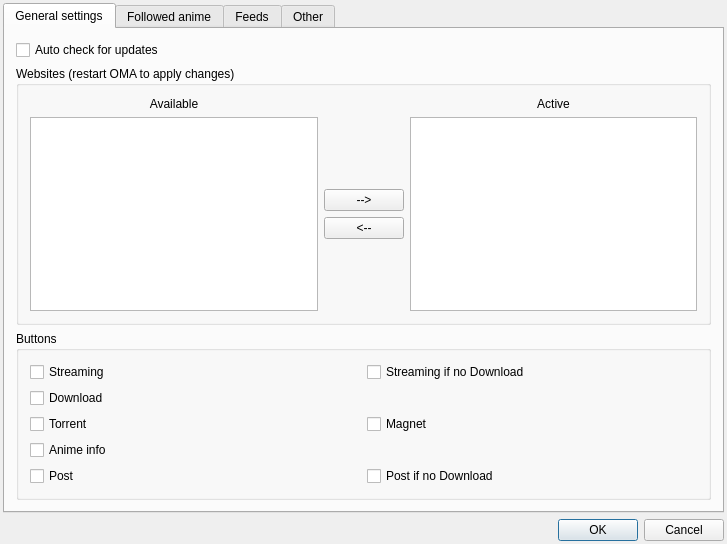
The window that OtakuManager/widgets/PrefWindow.ui (GhostWriterTNCS/OtakuManager) describes before a commit, drawn with Qt 5.
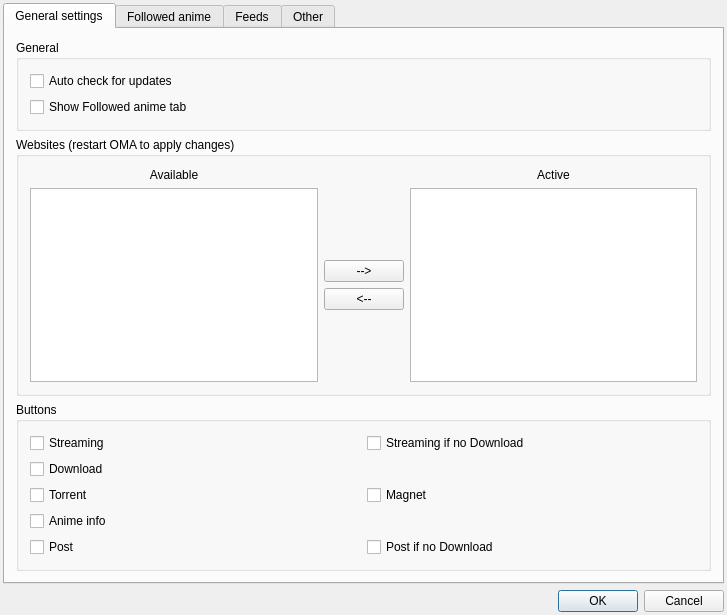
The same window after the commit. Icons and pictures are not drawn.

Commit message: Followed episodes bold. Added option to hide Followed anime tab.

Diff of the .ui file:
```diff
--- a/OtakuManager/widgets/PrefWindow.ui
+++ b/OtakuManager/widgets/PrefWindow.ui
@@ -44,10 +44,26 @@
       </attribute>
       <layout class="QVBoxLayout" name="verticalLayout_2">
        <item>
+        <widget class="QGroupBox" name="groupBox_5">
+         <property name="title">
+          <string>General</string>
+         </property>
+         <layout class="QVBoxLayout" name="verticalLayout_9">
+          <item>
         <widget class="QCheckBox" name="updateCheckBox">
          <property name="text">
           <string>Auto check for updates</string>
          </property>
+           </widget>
+          </item>
+          <item>
+           <widget class="QCheckBox" name="followedTabCheckBox">
+            <property name="text">
+             <string>Show Followed anime tab</string>
+            </property>
+           </widget>
+          </item>
+         </layout>
         </widget>
        </item>
        <item>
```
Lines whose indentation alone changed are shown as unchanged. The commit also changes 8 other files.
